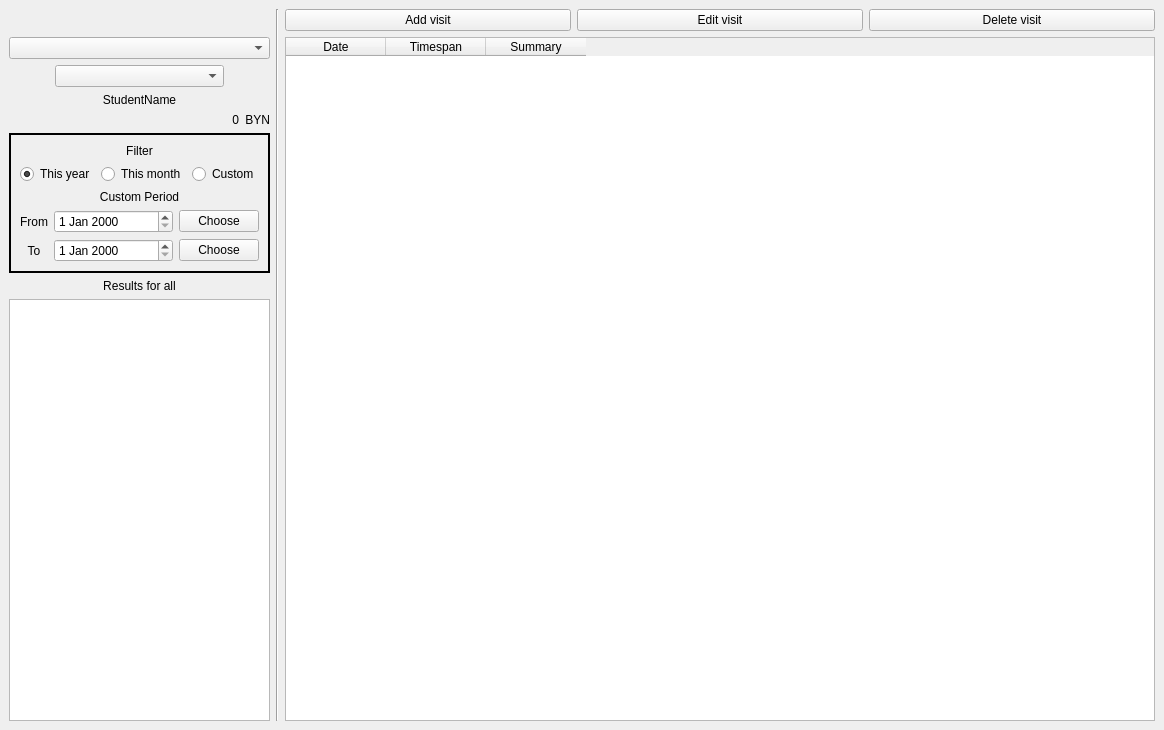
This is ui_templates/windows/main_window.ui in IliaSuponeff/StudentsAccounting as Qt 5 draws it before an edit. The edited form follows.
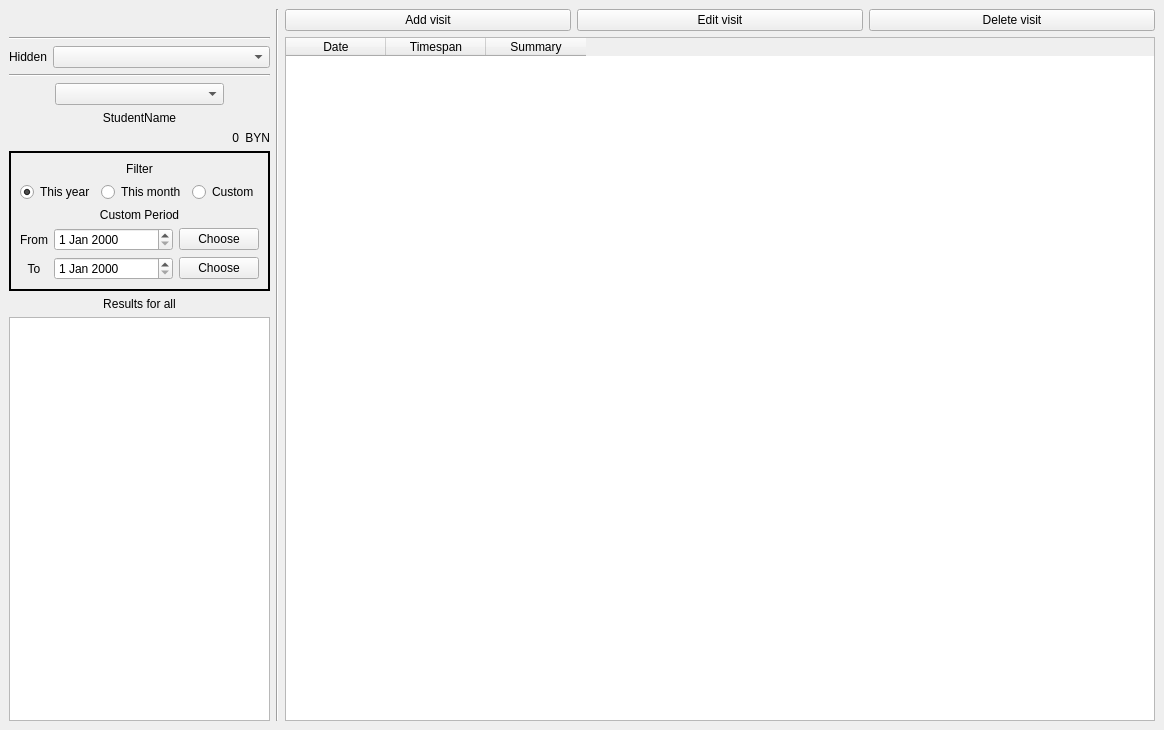
This is the edited form.

Diff of the .ui file:
```diff
--- a/ui_templates/windows/main_window.ui
+++ b/ui_templates/windows/main_window.ui
@@ -88,6 +88,31 @@
        </layout>
       </item>
       <item>
+       <widget class="Line" name="line_2">
+        <property name="orientation">
+         <enum>Qt::Horizontal</enum>
+        </property>
+       </widget>
+      </item>
+      <item>
+       <layout class="QHBoxLayout" name="hLayout_6">
+        <item>
+         <widget class="QLabel" name="info_lbl_7">
+          <property name="sizePolicy">
+           <sizepolicy hsizetype="Maximum" vsizetype="Preferred">
+            <horstretch>0</horstretch>
+            <verstretch>0</verstretch>
+           </sizepolicy>
+          </property>
+          <property name="text">
+           <string>Hidden</string>
+          </property>
+          <property name="alignment">
+           <set>Qt::AlignCenter</set>
+          </property>
+         </widget>
+        </item>
+        <item>
        <widget class="QComboBox" name="unactive_student_choose_box">
         <property name="sizePolicy">
          <sizepolicy hsizetype="Minimum" vsizetype="Fixed">
@@ -97,6 +122,15 @@
         </property>
        </widget>
       </item>
+       </layout>
+      </item>
+      <item>
+       <widget class="Line" name="line_3">
+        <property name="orientation">
+         <enum>Qt::Horizontal</enum>
+        </property>
+       </widget>
+      </item>
       <item>
        <layout class="QHBoxLayout" name="hLayout_1">
         <item>
```
Left out of the diff: 2 changed lines with no effect on the pictures. Lines whose indentation alone changed are shown as unchanged.
